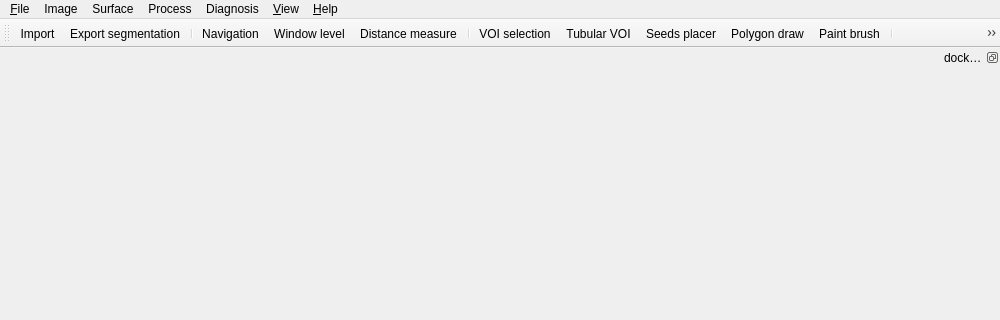
Old version of the form codes/View/MainWindow.ui in the repository wuzhuobin/PlaqueQuant; both pictures show x 0 to 1000 and y 0 to 320 of the 1000 by 800 pixel window.
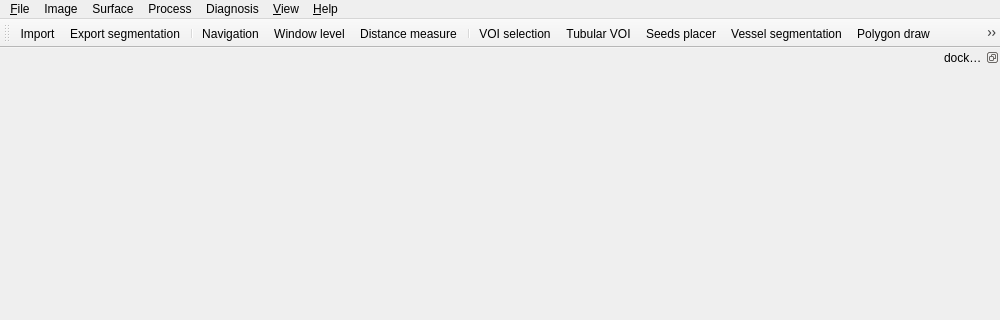
New version of the form. Icons and pictures are not drawn.

```diff
--- a/codes/View/MainWindow.ui
+++ b/codes/View/MainWindow.ui
@@ -279,6 +279,7 @@
    <addaction name="acitonVOI_selection"/>
    <addaction name="actionTubular_VOI"/>
    <addaction name="actionSeeds_placer"/>
+   <addaction name="actionVessel_segmentation"/>
    <addaction name="actionPolygon_draw"/>
    <addaction name="actionPaint_brush"/>
    <addaction name="separator"/>
```
